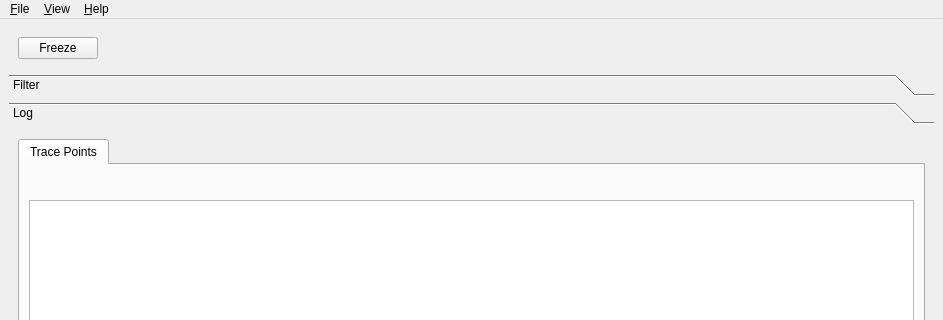
The window that gui/mainwindow.ui (froglogic/tracetool) describes before a commit, drawn with Qt 5; both pictures show x 0 to 943 and y 0 to 320 of the 943 by 638 pixel window.
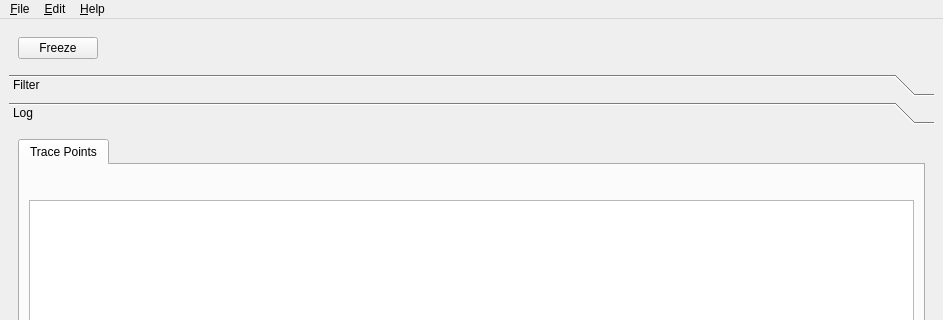
The same window after the commit. Icons and pictures are not drawn. Custom widgets are drawn as their Qt base class.

Diff of the .ui file:
```diff
--- a/gui/mainwindow.ui
+++ b/gui/mainwindow.ui
@@ -145,7 +145,7 @@
      <x>0</x>
      <y>0</y>
      <width>943</width>
-     <height>24</height>
+     <height>21</height>
     </rect>
    </property>
    <widget class="QMenu" name="menu_Help">
@@ -161,14 +161,14 @@
     <addaction name="action_Open_Trace"/>
     <addaction name="actionQuit"/>
    </widget>
-   <widget class="QMenu" name="menuView">
+   <widget class="QMenu" name="menu_Edit">
     <property name="title">
-     <string>&amp;View</string>
+     <string>&amp;Edit</string>
     </property>
     <addaction name="actionColumns"/>
    </widget>
    <addaction name="menu_File"/>
-   <addaction name="menuView"/>
+   <addaction name="menu_Edit"/>
    <addaction name="menu_Help"/>
   </widget>
   <widget class="QStatusBar" name="statusbar"/>
```
Left out of the diff: 10 changed lines with no effect on the pictures.
